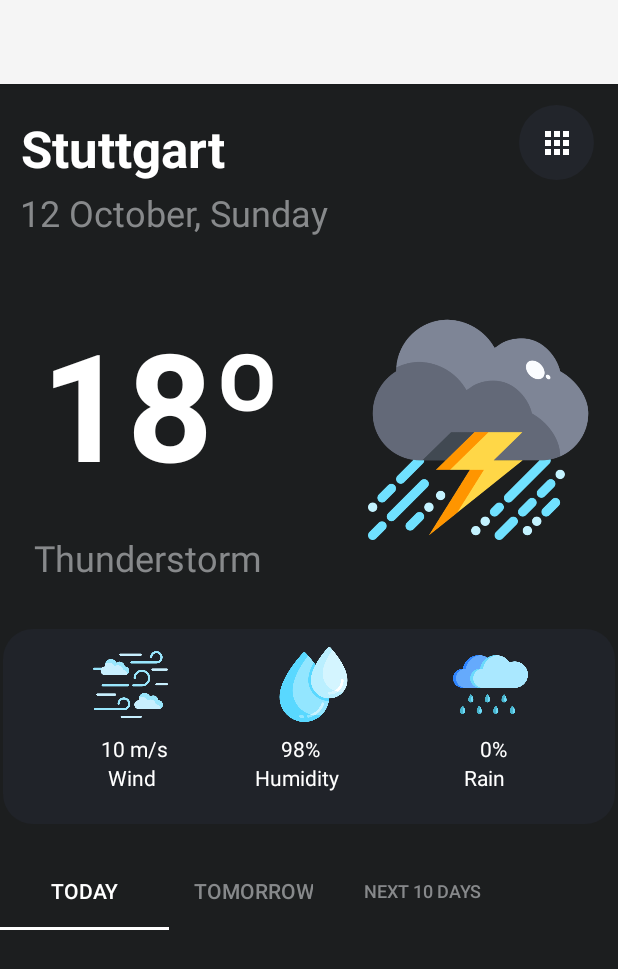
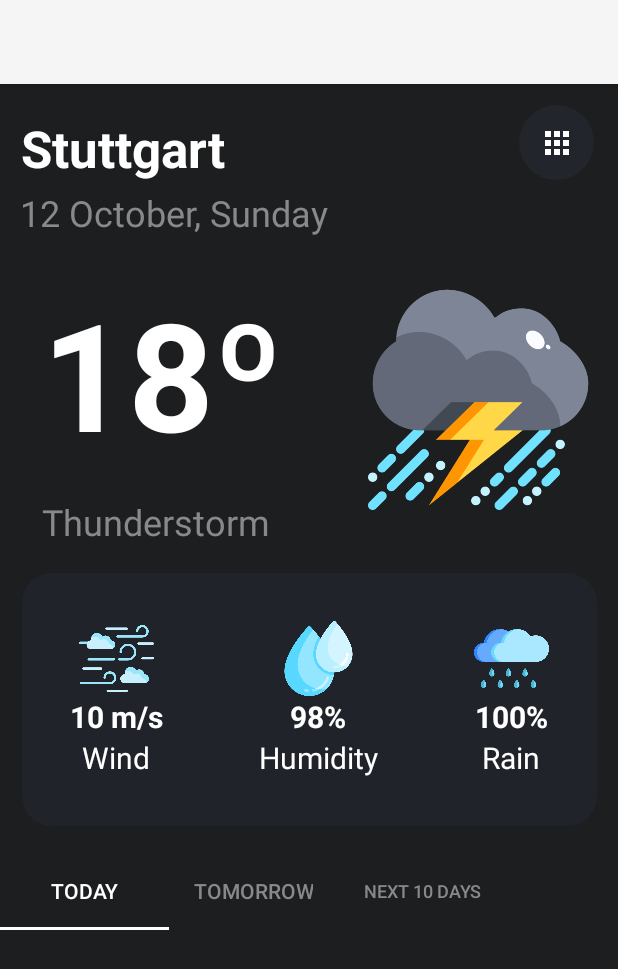
Before and after one commit to AndersonPS94/PrevisaoDoTempoApp, an Android app: the screen it shows after launch (MainActivity), on a phone screen of 412 x 824 dp. Shown: the top 969 px of the screen. Run offline under Robolectric (Android 15) with nearby library versions, the light colour scheme and no system bars; our stand-ins replace Dagger/Hilt's generated code.

Commit message:
atualizando o projeto

```diff
--- a/app/src/main/res/layout/activity_main.xml
+++ b/app/src/main/res/layout/activity_main.xml
@@ -39,13 +39,13 @@
         android:id="@+id/textTemperaturaAtual"
         android:layout_width="wrap_content"
         android:layout_height="wrap_content"
-        android:layout_marginTop="44dp"
+        android:layout_marginTop="24dp"
         android:text="18º"
         android:textColor="@color/white"
         android:textSize="100dp"
         android:textStyle="bold"
         app:layout_constraintEnd_toEndOf="parent"
-        app:layout_constraintHorizontal_bias="0.109"
+        app:layout_constraintHorizontal_bias="0.111"
         app:layout_constraintStart_toStartOf="parent"
         app:layout_constraintTop_toBottomOf="@+id/textDiaMesSemana" />
 
@@ -53,12 +53,12 @@
         android:id="@+id/textDescTemp"
         android:layout_width="wrap_content"
         android:layout_height="wrap_content"
-        android:layout_marginTop="20dp"
+        android:layout_marginTop="16dp"
         android:text="Thunderstorm"
         android:textColor="@color/cinza"
         android:textSize="24sp"
         app:layout_constraintEnd_toEndOf="parent"
-        app:layout_constraintHorizontal_bias="0.087"
+        app:layout_constraintHorizontal_bias="0.108"
         app:layout_constraintStart_toStartOf="parent"
         app:layout_constraintTop_toBottomOf="@+id/textTemperaturaAtual" />
 
@@ -66,7 +66,7 @@
         android:id="@+id/tabLayoutInfo"
         android:layout_width="338dp"
         android:layout_height="52dp"
-        android:layout_marginTop="180dp"
+        android:layout_marginTop="204dp"
         android:layout_marginEnd="130dp"
         android:background="@color/Preto_background"
         app:layout_constraintEnd_toEndOf="parent"
@@ -86,9 +86,10 @@
         android:layout_height="0dp"
         app:layout_constraintBottom_toBottomOf="parent"
         app:layout_constraintEnd_toEndOf="parent"
-        app:layout_constraintHorizontal_bias="0.5"
+        app:layout_constraintHorizontal_bias="0.0"
         app:layout_constraintStart_toStartOf="parent"
-        app:layout_constraintTop_toBottomOf="@+id/tabLayoutInfo" />
+        app:layout_constraintTop_toBottomOf="@+id/tabLayoutInfo"
+        app:layout_constraintVertical_bias="1.0" />
 
     <ImageView
         android:id="@+id/imageTempo"
@@ -102,42 +103,43 @@
         app:layout_constraintTop_toTopOf="@+id/textTemperaturaAtual"
         app:srcCompat="@drawable/thunderstorm" />
 
-    <ImageView
-        android:id="@+id/imageView2"
-        android:layout_width="408dp"
-        android:layout_height="130dp"
-        android:layout_marginStart="16dp"
-        android:layout_marginEnd="16dp"
+
+    <LinearLayout
+        android:id="@+id/linearLayout2"
+        android:layout_width="wrap_content"
+        android:layout_height="wrap_content"
+        android:layout_marginTop="32dp"
+        android:layout_marginBottom="32dp"
+        android:background="@drawable/backgroundshapeitem"
+        android:orientation="horizontal"
         app:layout_constraintBottom_toTopOf="@+id/tabLayoutInfo"
         app:layout_constraintEnd_toEndOf="parent"
         app:layout_constraintStart_toStartOf="parent"
-        app:layout_constraintTop_toBottomOf="@+id/textDescTemp"
-        app:layout_constraintVertical_bias="0.62"
-        app:srcCompat="@drawable/backgroundshapeitem" />
+        app:layout_constraintTop_toBottomOf="@+id/textDescTemp">
+
+        <LinearLayout
+            android:layout_width="wrap_content"
+            android:layout_height="wrap_content"
+            android:gravity="center"
+            android:orientation="vertical"
+            android:padding="32dp">
+
 
             <ImageView
-        android:id="@+id/imageView3"
+                android:id="@+id/imageView5"
                 android:layout_width="50dp"
                 android:layout_height="50dp"
-        android:layout_marginStart="8dp"
-        android:layout_marginTop="12dp"
-        app:layout_constraintEnd_toEndOf="@+id/imageView2"
-        app:layout_constraintHorizontal_bias="0.148"
-        app:layout_constraintStart_toStartOf="@+id/imageView2"
-        app:layout_constraintTop_toTopOf="@+id/imageView2"
+                android:background="@drawable/vento"
                 app:srcCompat="@drawable/vento" />
 
             <TextView
                 android:id="@+id/textVelVento"
                 android:layout_width="wrap_content"
                 android:layout_height="wrap_content"
-        android:layout_marginTop="8dp"
                 android:text="10 m/s"
                 android:textColor="@color/white"
-        app:layout_constraintEnd_toEndOf="@+id/imageView3"
-        app:layout_constraintHorizontal_bias="1.0"
-        app:layout_constraintStart_toStartOf="@+id/imageView2"
-        app:layout_constraintTop_toBottomOf="@+id/imageView3" />
+                android:textSize="20sp"
+                android:textStyle="bold" />
 
             <TextView
                 android:id="@+id/textView3"
@@ -145,88 +147,78 @@
                 android:layout_height="wrap_content"
                 android:text="Wind"
                 android:textColor="@color/white"
-        app:layout_constraintEnd_toEndOf="@+id/imageView3"
-        app:layout_constraintHorizontal_bias="0.901"
-        app:layout_constraintStart_toStartOf="@+id/imageView2"
-        app:layout_constraintTop_toBottomOf="@+id/textVelVento" />
+                android:textSize="20sp" />
+
+        </LinearLayout>
+
+        <LinearLayout
+            android:layout_width="wrap_content"
+            android:layout_height="wrap_content"
+            android:gravity="center"
+            android:orientation="vertical"
+            android:padding="32dp">
 
             <ImageView
-        android:id="@+id/imageView4"
+                android:id="@+id/imageView9"
                 android:layout_width="50dp"
                 android:layout_height="50dp"
-        android:layout_marginStart="72dp"
-        android:layout_marginTop="12dp"
-        android:layout_marginEnd="16dp"
-        app:layout_constraintEnd_toEndOf="@+id/imageView2"
-        app:layout_constraintHorizontal_bias="0.0"
-        app:layout_constraintStart_toEndOf="@+id/imageView3"
-        app:layout_constraintTop_toTopOf="@+id/imageView2"
+                android:background="@drawable/gotas"
                 app:srcCompat="@drawable/gotas" />
 
             <TextView
                 android:id="@+id/textHumidade"
                 android:layout_width="wrap_content"
                 android:layout_height="wrap_content"
-        android:layout_marginStart="16dp"
-        android:layout_marginTop="8dp"
-        android:layout_marginEnd="16dp"
                 android:text="98%"
                 android:textColor="@color/white"
-        app:layout_constraintEnd_toEndOf="@+id/imageView4"
-        app:layout_constraintHorizontal_bias="0.927"
-        app:layout_constraintStart_toEndOf="@+id/textVelVento"
-        app:layout_constraintTop_toBottomOf="@+id/imageView4" />
+                android:textSize="20sp"
+                android:textStyle="bold" />
 
             <TextView
                 android:id="@+id/textView5"
                 android:layout_width="wrap_content"
                 android:layout_height="wrap_content"
-        android:layout_marginStart="16dp"
-        android:layout_marginEnd="8dp"
+                android:gravity="center"
                 android:text="Humidity"
                 android:textColor="@color/white"
-        app:layout_constraintEnd_toEndOf="@+id/imageView4"
-        app:layout_constraintHorizontal_bias="1.0"
-        app:layout_constraintStart_toEndOf="@+id/textView3"
-        app:layout_constraintTop_toBottomOf="@+id/textHumidade" />
+                android:textSize="20sp" />
+        </LinearLayout>
+
+        <LinearLayout
+            android:layout_width="wrap_content"
+            android:layout_height="wrap_content"
+            android:gravity="center"
+            android:orientation="vertical"
+            android:padding="32dp">
+
+            <ImageView
+                android:id="@+id/imageView10"
+                android:layout_width="50dp"
+                android:layout_height="50dp"
+                android:background="@drawable/chuva"
+                app:srcCompat="@drawable/chuva" />
 
             <TextView
                 android:id="@+id/textProbabilidadeChuva"
                 android:layout_width="wrap_content"
                 android:layout_height="wrap_content"
-        android:layout_marginStart="8dp"
-        android:layout_marginTop="8dp"
-        android:layout_marginEnd="24dp"
-        android:text="0%"
+                android:text="100%"
                 android:textColor="@color/white"
-        app:layout_constraintEnd_toEndOf="@+id/imageView2"
-        app:layout_constraintHorizontal_bias="0.674"
-        app:layout_constraintStart_toEndOf="@+id/textHumidade"
-        app:layout_constraintTop_toBottomOf="@+id/imageChuvaP" />
+                android:textSize="20sp"
+                android:textStyle="bold" />
 
             <TextView
                 android:id="@+id/textView7"
                 android:layout_width="wrap_content"
                 android:layout_height="wrap_content"
-        android:layout_marginEnd="24dp"
                 android:text="Rain"
                 android:textColor="@color/white"
-        app:layout_constraintEnd_toEndOf="@+id/imageView2"
-        app:layout_constraintHorizontal_bias="0.63"
-        app:layout_constraintStart_toEndOf="@+id/textView5"
-        app:layout_constraintTop_toBottomOf="@+id/textProbabilidadeChuva" />
+                android:textSize="20sp" />
 
-    <ImageView
-        android:id="@+id/imageChuvaP"
-        android:layout_width="50dp"
-        android:layout_height="50dp"
-        android:layout_marginTop="12dp"
-        android:layout_marginEnd="24dp"
-        app:layout_constraintEnd_toEndOf="@+id/imageView2"
-        app:layout_constraintHorizontal_bias="0.669"
-        app:layout_constraintStart_toEndOf="@+id/imageView4"
-        app:layout_constraintTop_toTopOf="@+id/imageView2"
-        app:srcCompat="@drawable/chuva" />
+        </LinearLayout>
+    </LinearLayout>
+
+
 
     <ImageButton
         android:id="@+id/btnCityDetails"
```
Also changed, not shown: app/src/main/AndroidManifest.xml (+7 -4 lines), app/src/main/res/layout/activity_city_details.xml (+75 -77 lines). Lines whose indentation alone changed are shown as unchanged.
